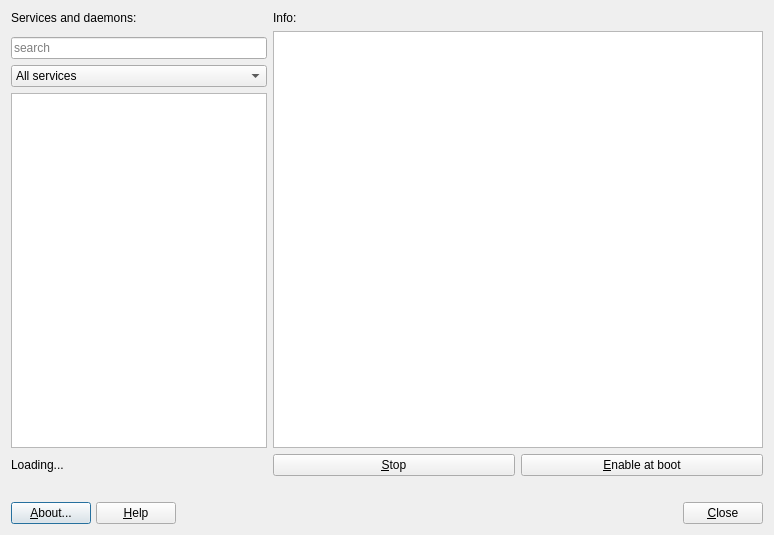
First picture: the form in mainwindow.ui, repository MX-Linux/mx-service-manager, before the edit.
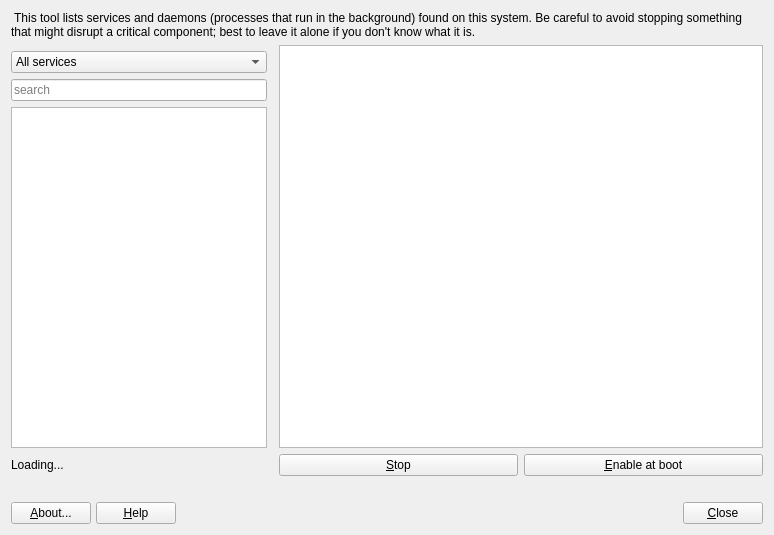
Second picture: the form after the edit. Icons and pictures are not drawn.

Commit message: Mask/unmask services when disabling/enabling with systemd. Fix some UI focus issues

```diff
--- a/mainwindow.ui
+++ b/mainwindow.ui
@@ -14,14 +14,7 @@
    <string>MX Service Manager</string>
   </property>
   <layout class="QGridLayout" name="gridLayout">
-   <item row="0" column="1">
-    <widget class="QLabel" name="label">
-     <property name="text">
-      <string>Info:</string>
-     </property>
-    </widget>
-   </item>
-   <item row="5" column="2">
+   <item row="5" column="3">
     <widget class="QPushButton" name="pushEnableDisable">
      <property name="sizePolicy">
       <sizepolicy hsizetype="MinimumExpanding" vsizetype="Fixed">
@@ -37,7 +30,7 @@
      </property>
     </widget>
    </item>
-   <item row="8" column="0" colspan="3">
+   <item row="9" column="0" colspan="4">
     <layout class="QGridLayout" name="buttonBar" columnstretch="0,0,0,0,0,0,0,0,0">
      <property name="sizeConstraint">
       <enum>QLayout::SetDefaultConstraint</enum>
@@ -79,7 +72,7 @@
         <string>Alt+B</string>
        </property>
        <property name="autoDefault">
-        <bool>true</bool>
+        <bool>false</bool>
        </property>
       </widget>
      </item>
@@ -142,6 +135,9 @@
        <property name="shortcut">
         <string>Alt+H</string>
        </property>
+       <property name="autoDefault">
+        <bool>false</bool>
+       </property>
       </widget>
      </item>
      <item row="0" column="5">
@@ -182,20 +178,78 @@
         <string>Alt+N</string>
        </property>
        <property name="autoDefault">
-        <bool>true</bool>
+        <bool>false</bool>
        </property>
       </widget>
      </item>
     </layout>
    </item>
-   <item row="6" column="0">
+   <item row="7" column="0">
     <widget class="QLabel" name="labelEnabledAtBoot">
      <property name="text">
       <string/>
      </property>
     </widget>
    </item>
+   <item row="5" column="2">
+    <widget class="QPushButton" name="pushStartStop">
+     <property name="sizePolicy">
+      <sizepolicy hsizetype="MinimumExpanding" vsizetype="Fixed">
+       <horstretch>0</horstretch>
+       <verstretch>0</verstretch>
+      </sizepolicy>
+     </property>
+     <property name="text">
+      <string>&amp;Stop</string>
+     </property>
+     <property name="autoDefault">
+      <bool>false</bool>
+     </property>
+    </widget>
+   </item>
+   <item row="1" column="2" rowspan="4" colspan="2">
+    <widget class="QTextBrowser" name="textBrowser"/>
+   </item>
+   <item row="0" column="0" colspan="4">
+    <widget class="QLabel" name="label">
+     <property name="text">
+      <string> This tool lists services and daemons (processes that run in the background) found on this system. Be careful to avoid stopping something that might disrupt a critical component; best to leave it alone if you don't know what it is.</string>
+     </property>
+     <property name="wordWrap">
+      <bool>true</bool>
+     </property>
+    </widget>
+   </item>
    <item row="2" column="0">
+    <widget class="QComboBox" name="comboFilter">
+     <item>
+      <property name="text">
+       <string>All services</string>
+      </property>
+     </item>
+     <item>
+      <property name="text">
+       <string>Running services</string>
+      </property>
+     </item>
+     <item>
+      <property name="text">
+       <string>Enabled at boot services</string>
+      </property>
+     </item>
+    </widget>
+   </item>
+   <item row="4" column="0">
+    <widget class="QListWidget" name="listServices">
+     <property name="sizePolicy">
+      <sizepolicy hsizetype="Preferred" vsizetype="Expanding">
+       <horstretch>0</horstretch>
+       <verstretch>0</verstretch>
+      </sizepolicy>
+     </property>
+    </widget>
+   </item>
+   <item row="3" column="0">
     <widget class="QLineEdit" name="lineSearch">
      <property name="text">
       <string/>
@@ -208,23 +262,6 @@
      </property>
     </widget>
    </item>
-   <item row="0" column="0">
-    <widget class="QLabel" name="labelServices">
-     <property name="text">
-      <string>Services and daemons:</string>
-     </property>
-    </widget>
-   </item>
-   <item row="4" column="0">
-    <widget class="QListWidget" name="listServices">
-     <property name="sizePolicy">
-      <sizepolicy hsizetype="Preferred" vsizetype="Expanding">
-       <horstretch>0</horstretch>
-       <verstretch>0</verstretch>
-      </sizepolicy>
-     </property>
-    </widget>
-   </item>
    <item row="5" column="0">
     <widget class="QLabel" name="labelCount">
      <property name="text">
@@ -232,44 +269,6 @@
      </property>
     </widget>
    </item>
-   <item row="5" column="1">
-    <widget class="QPushButton" name="pushStartStop">
-     <property name="sizePolicy">
-      <sizepolicy hsizetype="MinimumExpanding" vsizetype="Fixed">
-       <horstretch>0</horstretch>
-       <verstretch>0</verstretch>
-      </sizepolicy>
-     </property>
-     <property name="text">
-      <string>&amp;Stop</string>
-     </property>
-     <property name="autoDefault">
-      <bool>false</bool>
-     </property>
-    </widget>
-   </item>
-   <item row="1" column="1" rowspan="4" colspan="2">
-    <widget class="QTextBrowser" name="textBrowser"/>
-   </item>
-   <item row="3" column="0">
-    <widget class="QComboBox" name="comboFilter">
-     <item>
-      <property name="text">
-       <string>All services</string>
-      </property>
-     </item>
-     <item>
-      <property name="text">
-       <string>Running services</string>
-      </property>
-     </item>
-     <item>
-      <property name="text">
-       <string>Enabled at boot services</string>
-      </property>
-     </item>
-    </widget>
-   </item>
   </layout>
  </widget>
  <tabstops>
```
Left out of the diff: 4 changed lines with no effect on the pictures. The commit also changes 2 other files.
